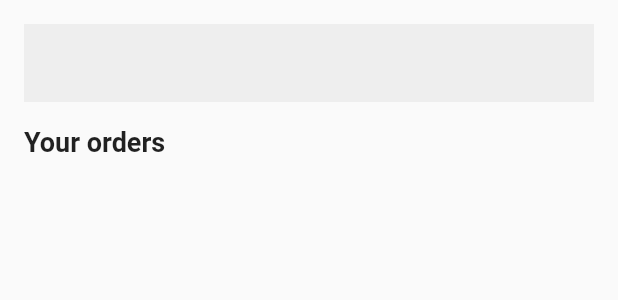
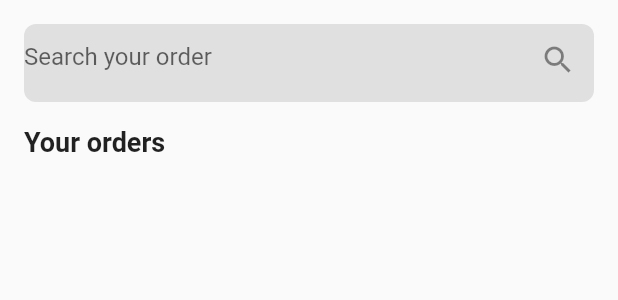
Before and after one commit to JAICHANGPARK/flutter_notebook_chapter_24, a Flutter app: the OrderingOrderPage widget shown alone on an empty page, opened directly, on a phone screen of 412 x 824 dp. Shown: the top 300 px of the screen. Run offline on Flutter 3.47's test engine with Material 2 defaults, Android fonts, the phone set to English and light mode, and no system bars; our stand-ins replace flutter_riverpod, freezed_annotation, ionicons, percent_indicator; missing offline and left inert: crypto_font_icons; network calls fail.

Commit message:
Update ordering_order_page.dart

```diff
--- a/lib/ep1389_ordering_app/view/ordering_order_page.dart
+++ b/lib/ep1389_ordering_app/view/ordering_order_page.dart
@@ -18,20 +18,30 @@ class _OrderingOrderPageState extends State<OrderingOrderPage> {
           Container(
             height: 52,
             decoration: BoxDecoration(
-              color: Colors.grey[200],
+              color: Colors.grey[300],
+              borderRadius: BorderRadius.circular(8),
+            ),
+            child: const TextField(
+              decoration: InputDecoration(
+                hintText: "Search your order",
+                suffixIcon: Icon(Icons.search),
+                border: InputBorder.none,
+              ),
             ),
           ),
-          SizedBox(height: 16,),
+          const SizedBox(
+            height: 16,
+          ),
           Expanded(
             child: SingleChildScrollView(
               child: Column(
                 crossAxisAlignment: CrossAxisAlignment.start,
                 children: [
-                  Text(
+                  const Text(
                     "Your orders",
                     style: TextStyle(
                       fontWeight: FontWeight.bold,
-                      fontSize: 18
+                      fontSize: 18,
                     ),
                   )
                 ],
```
